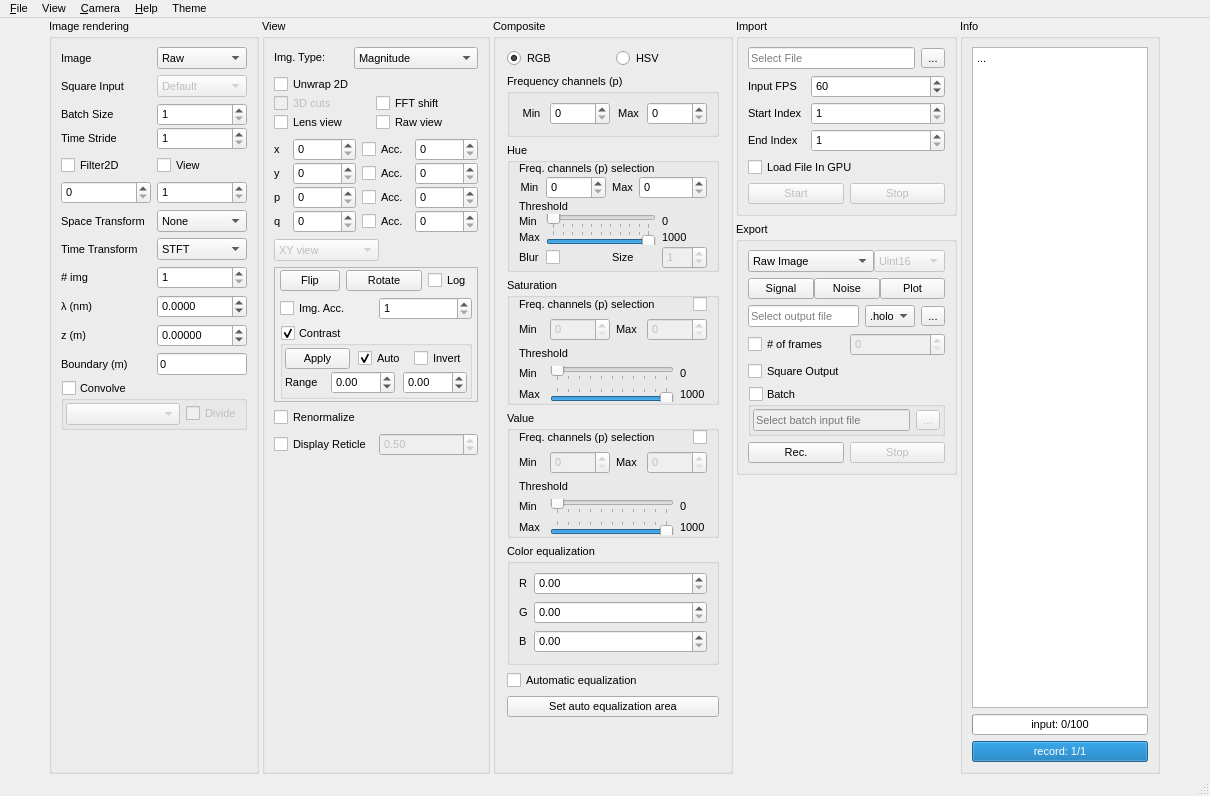
The window that Holovibes/mainwindow.ui (DigitalHolography/Holovibes) describes before a commit, drawn with Qt 5.
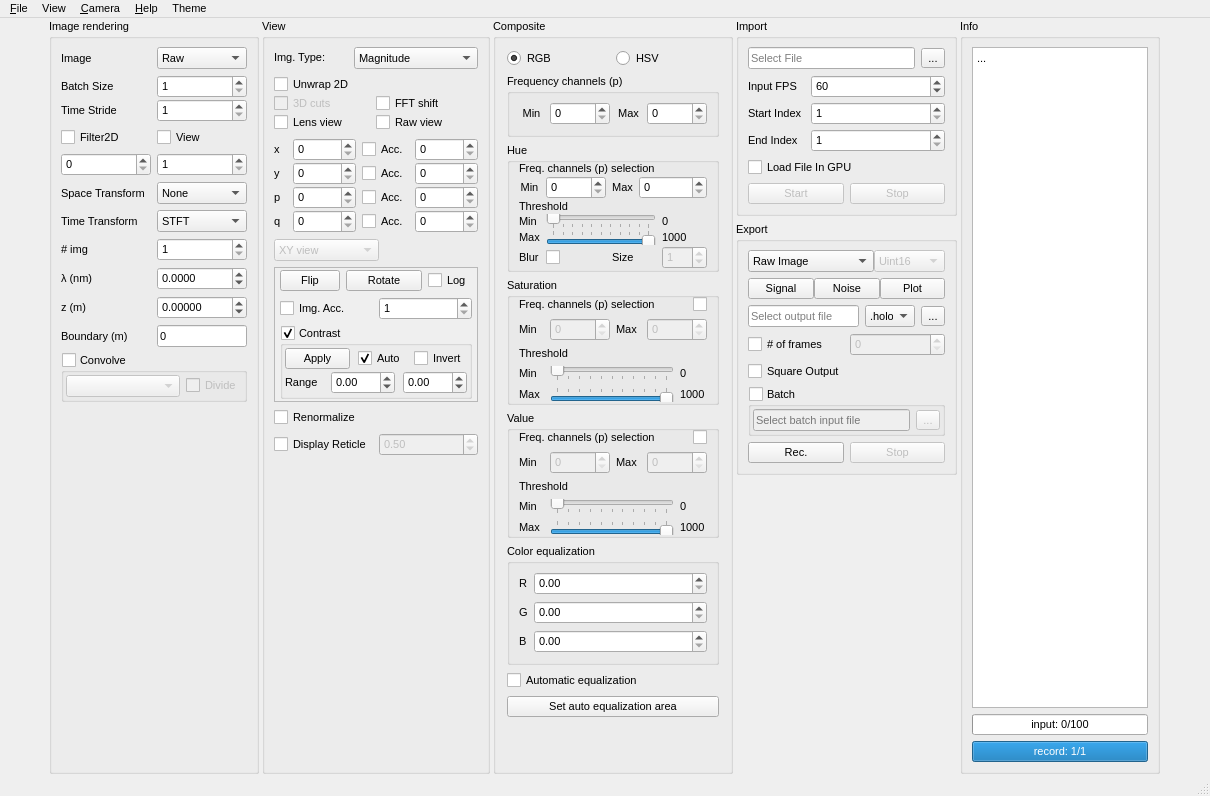
The same window after the commit. Custom widgets are drawn as their Qt base class.

Commit message: remove square input mode

Patch:
```diff
--- a/Holovibes/mainwindow.ui
+++ b/Holovibes/mainwindow.ui
@@ -160,48 +160,6 @@
            </item>
           </layout>
          </item>
-         <item>
-          <layout class="QHBoxLayout" name="squareInputModeLayout">
-           <item>
-            <widget class="QLabel" name="SquareInputModeLabel">
-             <property name="text">
-              <string>Square Input</string>
-             </property>
-             <property name="alignment">
-              <set>Qt::AlignLeading|Qt::AlignLeft|Qt::AlignVCenter</set>
-             </property>
-            </widget>
-           </item>
-           <item>
-            <widget class="QComboBox" name="SquareInputModeComboBox">
-             <property name="enabled">
-              <bool>false</bool>
-             </property>
-             <property name="sizePolicy">
-              <sizepolicy hsizetype="Ignored" vsizetype="Fixed">
-               <horstretch>0</horstretch>
-               <verstretch>0</verstretch>
-              </sizepolicy>
-             </property>
-             <item>
-              <property name="text">
-               <string>Default</string>
-              </property>
-             </item>
-             <item>
-              <property name="text">
-               <string>Zero Padded</string>
-              </property>
-             </item>
-             <item>
-              <property name="text">
-               <string>Cropped</string>
-              </property>
-             </item>
-            </widget>
-           </item>
-          </layout>
-         </item>
          <item>
           <layout class="QGridLayout" name="gridLayout_4" rowstretch="0,0" columnstretch="0,0">
            <property name="verticalSpacing">
```
Left out of the diff: 17 changed lines with no effect on the pictures. The commit also changes 9 other files.
